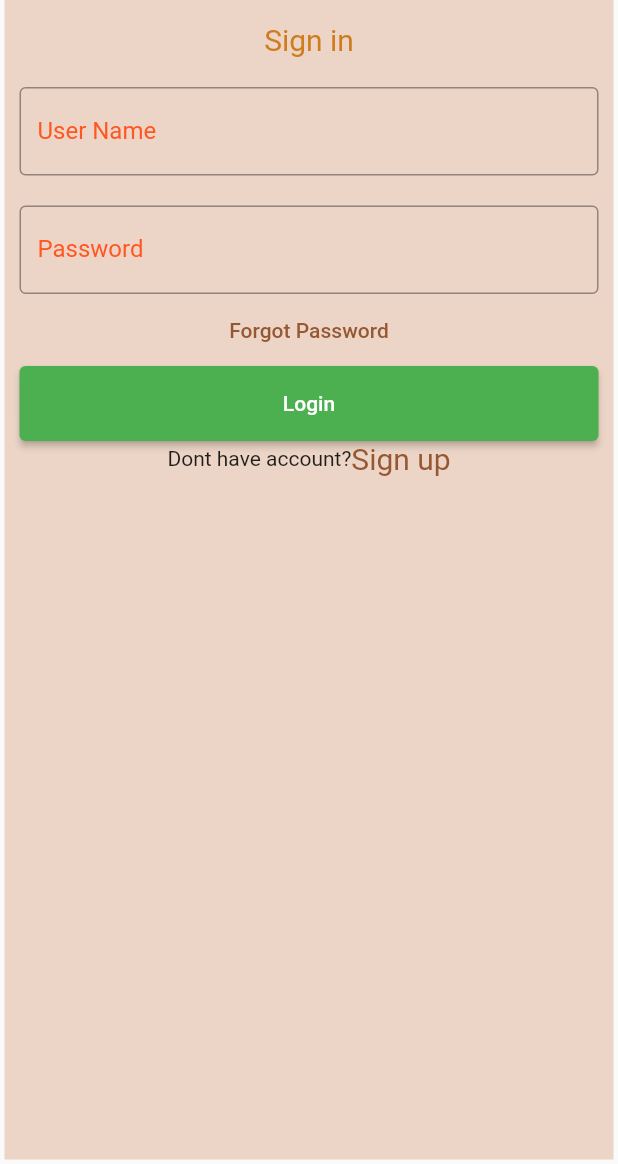
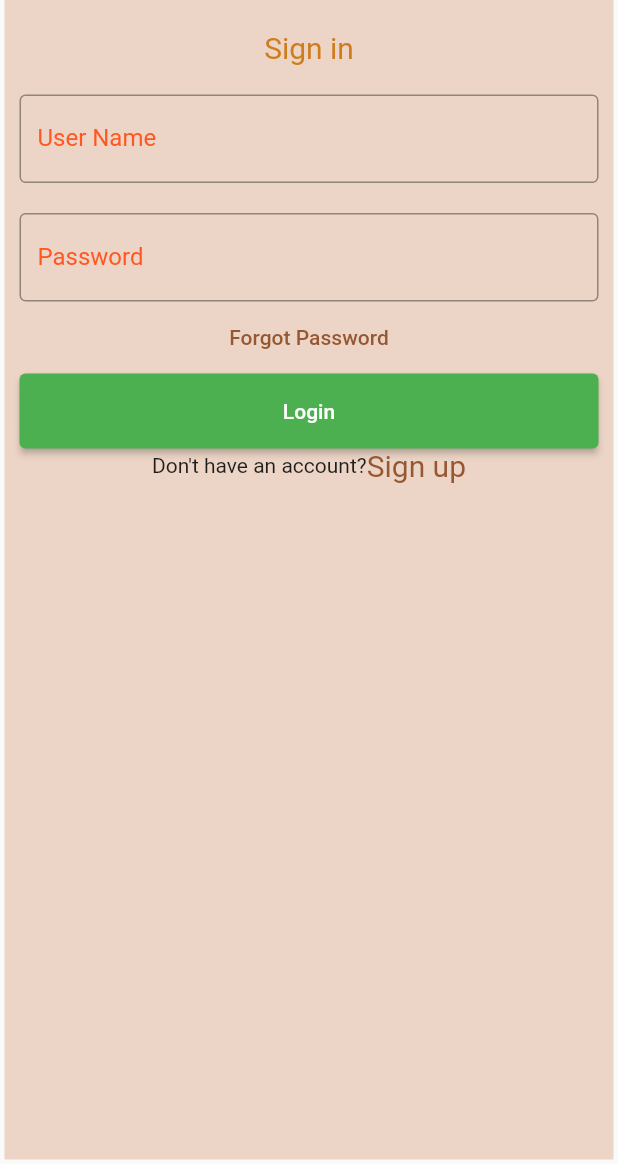
Before and after one commit to YousifT/Nomad_Application, a Flutter app: the MyStatefulWidget screen opened directly, on a phone screen of 412 x 824 dp, the part 72-1236 px from its top. Run offline on Flutter 3.47's test engine with Material 2 defaults, Android fonts, the phone set to English and light mode, and no system bars; our stand-ins replace carousel_slider, cloud_firestore, firebase_auth, firebase_core, flutter_rating_bar, flutter_svg and 4 more; missing offline and left inert: comment_box, dart:ffi; accounts and stored records are empty; statements that could not run were skipped.

Commit message:
Revert "a"
This reverts commit ee19bc11a3cdb65b9e80db0908f98014dbe1faae, reversing
changes made to 3fe8f33265054b7f811298d2ed51872d81518fdc.

```diff
--- a/nomad/lib/Pages/User_Pages/Login page.dart
+++ b/nomad/lib/Pages/User_Pages/Login page.dart
@@ -23,7 +23,6 @@ class Myloginpage extends StatelessWidget {
       debugShowCheckedModeBanner: false,
       title: _title,
       home: Scaffold(
-        resizeToAvoidBottomInset: true,
         body: const MyStatefulWidget(),
       ),
     );
@@ -97,7 +96,8 @@ class _MyStatefulWidgetState extends State<MyStatefulWidget> {
     return Scaffold(
       resizeToAvoidBottomInset: true,
       key: _scaffoldKey,
-      body: Padding(
+      body: SafeArea(
+        child: Padding(
           padding: const EdgeInsets.all(3),
           child: Container(
             color: Color.fromARGB(
@@ -112,16 +112,21 @@ class _MyStatefulWidgetState extends State<MyStatefulWidget> {
                     style: TextStyle(
                       color: Color.fromARGB(255, 207, 124, 29),
                       fontWeight: FontWeight.w500,
-                        fontSize: 30),
-                  )),
+                      fontSize: 30,
+                    ),
+                  ),
+                ),
                 Container(
                   alignment: Alignment.center,
-                  padding: const EdgeInsets.fromLTRB(10, 5, 10, 10),
+                  padding: const EdgeInsets.all(10),
                   child: const Text(
                     'Sign in',
                     style: TextStyle(
-                        fontSize: 20, color: Color.fromARGB(255, 207, 124, 29)),
-                  )),
+                      fontSize: 20,
+                      color: Color.fromARGB(255, 207, 124, 29),
+                    ),
+                  ),
+                ),
                 Container(
                   padding: const EdgeInsets.all(10),
                   child: TextField(
@@ -147,7 +152,7 @@ class _MyStatefulWidgetState extends State<MyStatefulWidget> {
                 ),
                 TextButton(
                   onPressed: () {
-                  //forgot password screen
+                    // Forgot password screen
                   },
                   child: const Text(
                     'Forgot Password',
@@ -173,26 +178,27 @@ class _MyStatefulWidgetState extends State<MyStatefulWidget> {
                         );
                       },
                       style: ElevatedButton.styleFrom(primary: Colors.green),
-                    )),
+                    ),
+                  ),
                 ),
                 Row(
                   children: <Widget>[
-                  const Text('Dont have account?'),
+                    const Text('Don\'t have an account?'),
                     GestureDetector(
                       onTap: opensignupscreen,
                       child: const Text(
                         'Sign up',
                         style: TextStyle(
                           fontSize: 20,
-                          color: Color.fromARGB(255, 150, 87, 51)),
+                          color: Color.fromARGB(255, 150, 87, 51),
                         ),
-                    //signup button press
-                    // switches the screen to Mysignuppage()
-                  )
+                      ),
+                    ),
                   ],
                   mainAxisAlignment: MainAxisAlignment.center,
-              )
+                ),
               ],
+            ),
           ),
         ),
       ),
```
Also changed, not shown: nomad/assets/images/nomad.png (deleted), 2 other files. Lines whose indentation alone changed are shown as unchanged.
